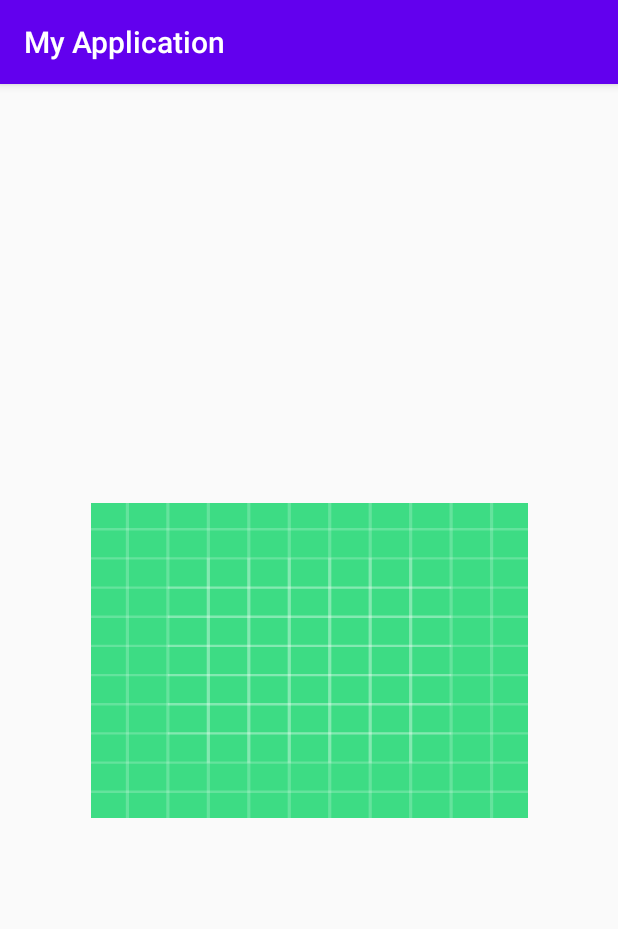
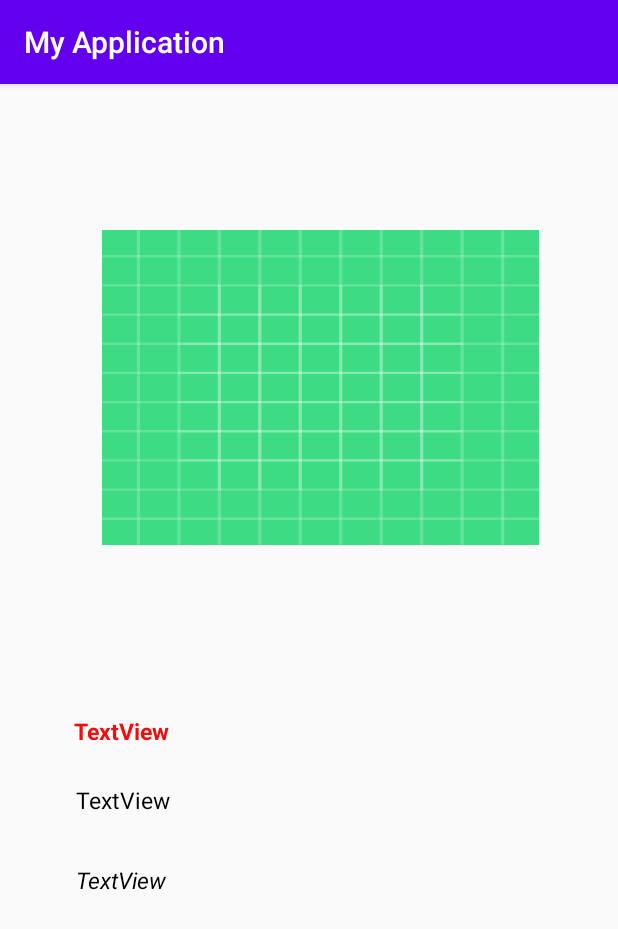
Before and after one commit to Jumaer/Retrofit-Practice, an Android app: the NewsDetails screen opened directly, with no data from a screen before it, on a phone screen of 412 x 824 dp. Shown: the top 929 px of the screen. Run offline under Robolectric (Android 15) with nearby library versions, the phone set to English and light mode, and no system bars; our stand-ins replace Picasso; pictures from the network do not load.

Commit message:
pic and details are viewing for second Api

```diff
--- a/app/src/main/AndroidManifest.xml
+++ b/app/src/main/AndroidManifest.xml
@@ -11,7 +11,8 @@
         android:roundIcon="@mipmap/ic_launcher_round"
         android:supportsRtl="true"
         android:theme="@style/AppTheme">
-        <activity android:name=".FlowerPractice"></activity>
+        <activity android:name=".FlowerDetails"></activity>
+        <activity android:name=".FlowerPractice" />
         <activity android:name=".NewsDetails" />
         <activity android:name=".MainNext2" />
         <activity android:name=".MainActivity">
--- a/app/src/main/java/com/example/myapplication/NewsDetails.java
+++ b/app/src/main/java/com/example/myapplication/NewsDetails.java
@@ -4,21 +4,30 @@ import androidx.appcompat.app.AppCompatActivity;
 
 import android.os.Bundle;
 import android.widget.ImageView;
+import android.widget.TextView;
 
 import com.example.myapplication.news_response_pojos.Article;
 import com.squareup.picasso.Picasso;
 
 public class NewsDetails extends AppCompatActivity {
      private ImageView imageView;
+     private TextView textView,text2,text3;
     @Override
     protected void onCreate(Bundle savedInstanceState) {
         super.onCreate(savedInstanceState);
         setContentView(R.layout.activity_news_details);
+        textView=findViewById(R.id.textView_author);
+        text2= findViewById(R.id.textView_title);
+        text3= findViewById(R.id.textView_content);
         imageView = findViewById(R.id.newsImage);
         Article article = (Article) getIntent().getSerializableExtra("article");
         if(article!= null){
             String imageURL = article.getUrlToImage();
             Picasso.get().load(imageURL).into(imageView);
+            textView.setText(article.getAuthor()+"\n");
+            text2.setText(article.getTitle()+"\n");
+            text3.setText(article.getContent());
+
 
         }
     }
--- a/app/src/main/java/com/example/myapplication/all_adapter/NewsResponseAdapter.java
+++ b/app/src/main/java/com/example/myapplication/all_adapter/NewsResponseAdapter.java
@@ -38,7 +38,7 @@ public class NewsResponseAdapter extends RecyclerView.Adapter<NewsResponseAdapte
     public void onBindViewHolder(@NonNull NewsResponseViewHolder holder, int position) {
       holder.publishedAt.setText(articleList.get(position).getPublishedAt());
       holder.description.setText(articleList.get(position).getDescription());
-      holder.content.setText(articleList.get(position).getContent());
+
       holder.source.setText(articleList.get(position).getSource().getName());
       holder.itemView.setOnClickListener(new View.OnClickListener() {
           @Override
@@ -59,13 +59,13 @@ public class NewsResponseAdapter extends RecyclerView.Adapter<NewsResponseAdapte
 
     class NewsResponseViewHolder extends RecyclerView.ViewHolder{
 
-        TextView publishedAt,description,content,source;
+        TextView publishedAt,description,source;
 
         public NewsResponseViewHolder(@NonNull View itemView) {
             super(itemView);
             publishedAt = itemView.findViewById(R.id.publishedAt);
             description = itemView.findViewById(R.id.description);
-            content = itemView.findViewById(R.id.content);
+
             source = itemView.findViewById(R.id.source);
         }
     }
--- a/app/src/main/java/com/example/myapplication/flower_response_pojo/DataFlowerCollection.java
+++ b/app/src/main/java/com/example/myapplication/flower_response_pojo/DataFlowerCollection.java
@@ -4,7 +4,9 @@ package com.example.myapplication.flower_response_pojo;
 import com.google.gson.annotations.Expose;
 import com.google.gson.annotations.SerializedName;
 
-public class DataFlowerCollection {
+import java.io.Serializable;
+
+public class DataFlowerCollection implements Serializable {
 
     @SerializedName("category")
     @Expose
--- a/app/src/main/res/layout/activity_news_details.xml
+++ b/app/src/main/res/layout/activity_news_details.xml
@@ -10,11 +10,60 @@
         android:id="@+id/newsImage"
         android:layout_width="291dp"
         android:layout_height="210dp"
+        android:scaleType="fitXY"
         app:layout_constraintBottom_toBottomOf="parent"
         app:layout_constraintEnd_toEndOf="parent"
+        app:layout_constraintHorizontal_bias="0.566"
         app:layout_constraintStart_toStartOf="parent"
         app:layout_constraintTop_toTopOf="parent"
-        android:scaleType="fitXY"
+        app:layout_constraintVertical_bias="0.174"
         app:srcCompat="@drawable/ic_launcher_background"
         tools:ignore="VectorDrawableCompat" />
+
+    <TextView
+        android:id="@+id/textView_author"
+        android:layout_width="310dp"
+        android:layout_height="wrap_content"
+        android:layout_marginLeft="10dp"
+        android:layout_marginRight="8dp"
+        android:text="TextView"
+        android:textColor="#F40B0B"
+        android:textStyle="bold"
+        android:textSize="15sp"
+        app:layout_constraintBottom_toBottomOf="parent"
+        app:layout_constraintEnd_toEndOf="parent"
+        app:layout_constraintHorizontal_bias="0.465"
+        app:layout_constraintStart_toStartOf="parent"
+        app:layout_constraintTop_toBottomOf="@+id/newsImage"
+        app:layout_constraintVertical_bias="0.258" />
+
+    <TextView
+        android:id="@+id/textView_title"
+        android:layout_width="310dp"
+        android:layout_height="wrap_content"
+        android:text="TextView"
+        android:textColor="#000000"
+        android:textSize="15sp"
+        app:layout_constraintBottom_toBottomOf="parent"
+        app:layout_constraintEnd_toEndOf="parent"
+        app:layout_constraintHorizontal_bias="0.495"
+        app:layout_constraintStart_toStartOf="parent"
+        app:layout_constraintTop_toBottomOf="@+id/textView_author"
+        app:layout_constraintVertical_bias="0.08" />
+
+    <TextView
+        android:id="@+id/textView_content"
+        android:layout_width="310dp"
+        android:layout_height="wrap_content"
+        android:text="TextView"
+        android:textColor="#000000"
+        android:textSize="15sp"
+        android:textStyle="italic"
+        app:layout_constraintBottom_toBottomOf="parent"
+        app:layout_constraintEnd_toEndOf="parent"
+        app:layout_constraintHorizontal_bias="0.495"
+        app:layout_constraintStart_toStartOf="parent"
+        app:layout_constraintTop_toBottomOf="@+id/textView_title"
+        app:layout_constraintVertical_bias="0.124" />
+
 </androidx.constraintlayout.widget.ConstraintLayout>
```
Also changed, not shown: app/src/main/java/com/example/myapplication/FlowerDetails.java (added, +31 -0 lines), app/src/main/java/com/example/myapplication/all_adapter/FlowerResponseAdapter.java (+11 -0 lines), app/src/main/res/layout/activity_flower_details.xml (added, +38 -0 lines), app/src/main/res/layout/list_of_news.xml (+1 -9 lines).
